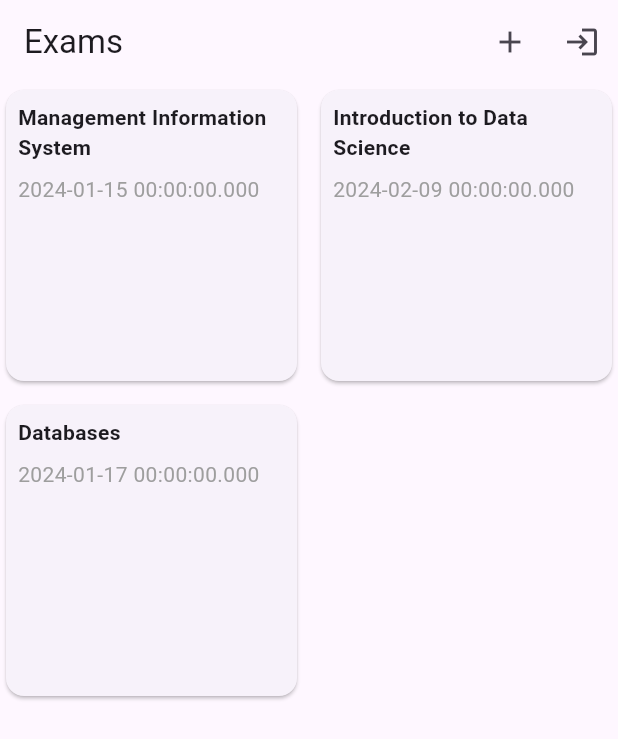
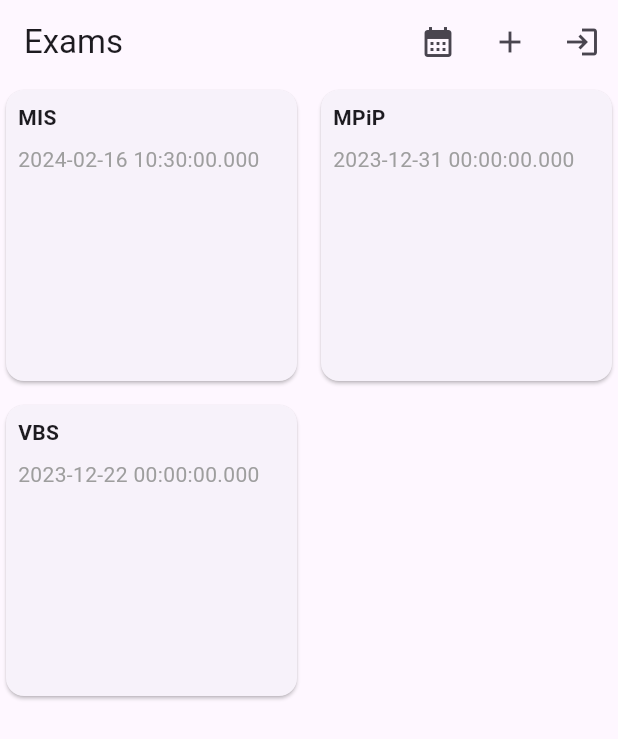
Before and after one commit to jovanatrajcheska/mis-labs, a Flutter app: the screen it shows after launch, after a tap on the "login" icon, on a phone screen of 412 x 824 dp. Shown: the top 739 px of the screen. Run offline on Flutter 3.47's test engine with Material 3 defaults, Android fonts, the phone set to English and light mode, and no system bars; our stand-ins replace awesome_notifications, firebase_auth, firebase_core, syncfusion_flutter_calendar; accounts and stored records are empty; network calls fail.

Commit message:
Edit main for notifications and calendar

```diff
--- a/lab3_4/lib/main.dart
+++ b/lab3_4/lib/main.dart
@@ -1,13 +1,38 @@
+import 'package:awesome_notifications/awesome_notifications.dart';
 import 'package:flutter/material.dart';
+
 import 'package:firebase_core/firebase_core.dart';
+import 'firebase_options.dart';
+import 'package:firebase_auth/firebase_auth.dart';
+
 import 'exam.dart';
 import 'examWid.dart';
-import 'firebase_options.dart';
-import 'package:firebase_auth/firebase_auth.dart';
+import 'calendar.dart';
+import 'notification.dart';
 
 void main() async {
   WidgetsFlutterBinding.ensureInitialized();
   await Firebase.initializeApp(options: DefaultFirebaseOptions.currentPlatform);
+
+  await AwesomeNotifications().initialize(null, [
+    NotificationChannel(
+      channelGroupKey: "basic_channel_group",
+      channelKey: "basic_channel",
+      channelName: "basic_notif",
+      channelDescription: "basic notification channel",
+    )
+  ], channelGroups: [
+    NotificationChannelGroup(
+        channelGroupKey: "basic_channel_group", channelGroupName: "basic_group")
+  ]);
+
+  bool isAllowedToSendNotification =
+  await AwesomeNotifications().isNotificationAllowed();
+
+  if (!isAllowedToSendNotification) {
+    AwesomeNotifications().requestPermissionToSendNotifications();
+  }
+
   runApp(const MyApp());
 }
 
@@ -36,10 +61,30 @@ class MainListScreen extends StatefulWidget {
 
 class MainListScreenState extends State<MainListScreen> {
   final List<Exam> exams = [
-    Exam(course: 'Management Information System', timestamp: DateTime(2024, 01, 15)),
-    Exam(course: 'Introduction to Data Science', timestamp: DateTime(2024, 02, 09)),
-    Exam(course: 'Databases', timestamp: DateTime(2024, 01, 17))
+    Exam(course: 'MIS', timestamp: DateTime.now()),
+    Exam(course: 'MPiP', timestamp: DateTime(2023, 12, 31)),
+    Exam(course: 'VBS', timestamp: DateTime(2023, 12, 22))
   ];
+
+  @override
+  void initState() {
+    super.initState();
+    AwesomeNotifications().setListeners(
+        onActionReceivedMethod: NotificationController.onActionReceiveMethod,
+        onDismissActionReceivedMethod:
+        NotificationController.onDismissActionReceiveMethod,
+        onNotificationCreatedMethod:
+        NotificationController.onNotificationCreateMethod,
+        onNotificationDisplayedMethod:
+        NotificationController.onNotificationDisplayed);
+    _scheduleNotificationsForExistingExams();
+  }
+
+  void _scheduleNotificationsForExistingExams() {
+    for (int i = 0; i < exams.length; i++) {
+      _scheduleNotification(exams[i]);
+    }
+  }
 
   @override
   Widget build(BuildContext context) {
@@ -47,6 +92,10 @@ class MainListScreenState extends State<MainListScreen> {
       appBar: AppBar(
         title: const Text('Exams'),
         actions: [
+          IconButton(
+            icon: const Icon(Icons.calendar_month),
+            onPressed: _openCalendar,
+          ),
           IconButton(
             icon: const Icon(Icons.add),
             onPressed: () => FirebaseAuth.instance.currentUser != null
@@ -94,14 +143,13 @@ class MainListScreenState extends State<MainListScreen> {
     );
   }
 
-  Future<void> _signOut() async {
-    await FirebaseAuth.instance.signOut();
-  }
-
-  void _navigateToSignInPage(BuildContext context) {
-    Future.delayed(Duration.zero, () {
-      Navigator.pushReplacementNamed(context, '/login');
-    });
+  void _openCalendar() {
+    Navigator.push(
+      context,
+      MaterialPageRoute(
+        builder: (context) => CalendarWidget(exams: exams),
+      ),
+    );
   }
 
   Future<void> _addExamFunction(BuildContext context) async {
@@ -121,7 +169,35 @@ class MainListScreenState extends State<MainListScreen> {
   void _addExam(Exam exam) {
     setState(() {
       exams.add(exam);
+      _scheduleNotification(exam);
     });
+  }
+
+  Future<void> _signOut() async {
+    await FirebaseAuth.instance.signOut();
+  }
+
+  void _navigateToSignInPage(BuildContext context) {
+    Future.delayed(Duration.zero, () {
+      Navigator.pushReplacementNamed(context, '/login');
+    });
+  }
+
+  void _scheduleNotification(Exam exam) {
+    final int notificationId = exams.indexOf(exam);
+
+    AwesomeNotifications().createNotification(
+        content: NotificationContent(
+            id: notificationId,
+            channelKey: "basic_channel",
+            title: exam.course,
+            body: "You have an exam tomorrow!"),
+        schedule: NotificationCalendar(
+            day: exam.timestamp.subtract(const Duration(days: 1)).day,
+            month: exam.timestamp.subtract(const Duration(days: 1)).month,
+            year: exam.timestamp.subtract(const Duration(days: 1)).year,
+            hour: exam.timestamp.subtract(const Duration(days: 1)).hour,
+            minute: exam.timestamp.subtract(const Duration(days: 1)).minute));
   }
 }
 
@@ -185,7 +261,7 @@ class AuthScreenState extends State<AuthScreen> {
               onPressed: () {
                 Navigator.pop(context);
               },
-              child: const Text("OKAY"),
+              child: const Text("OK"),
             ),
           ],
         );
```
